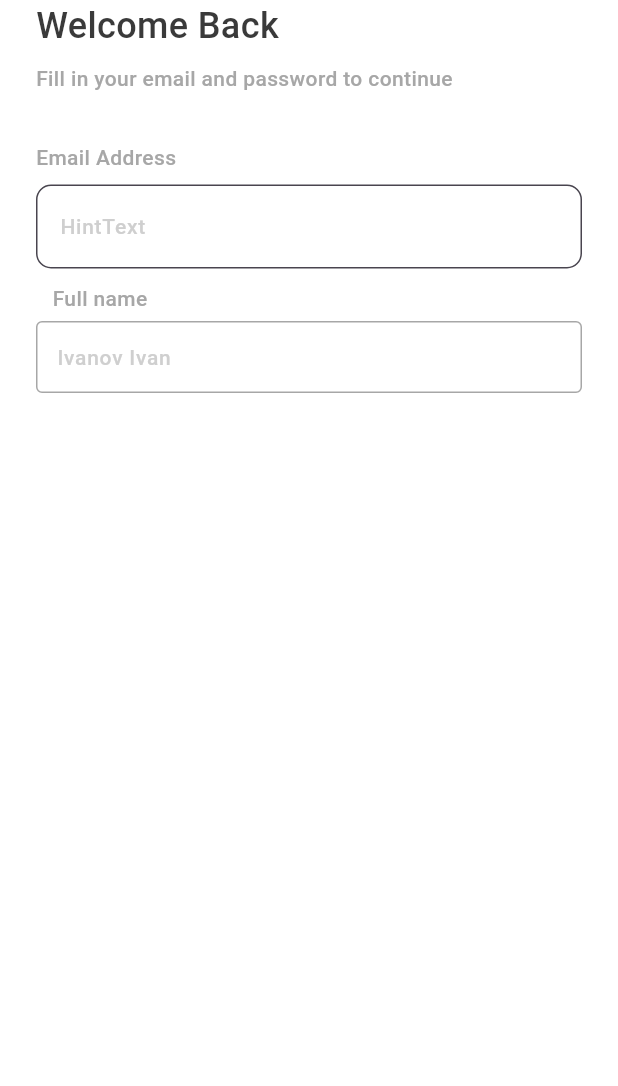
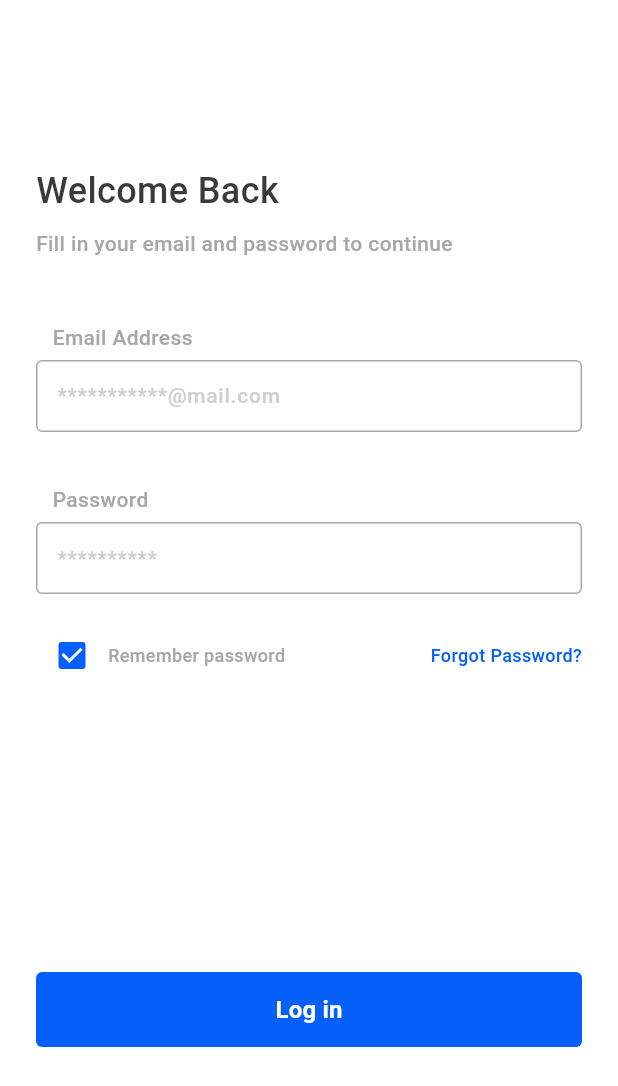
Before and after one commit to DenUP/OECH-APP, a Flutter app: the screen it shows after launch, on a phone screen of 412 x 824 dp. Shown: the top 1086 px of the screen. Run offline on Flutter 3.47's test engine with Material 3 defaults, Android fonts, the light colour scheme and no system bars.

Commit message:
decoration: log in

```diff
--- a/lib/pages/session2/home_page.dart
+++ b/lib/pages/session2/home_page.dart
@@ -23,11 +23,11 @@ class _HomePageState extends State<HomePage> {
         padding: const EdgeInsets.symmetric(horizontal: 24),
         child: SingleChildScrollView(
           child: Container(
-            padding: EdgeInsets.zero,
-            // padding: EdgeInsets.only(top: 110, left: 24, right: 24),
+            padding: EdgeInsets.only(top: 110),
             child: Column(
               mainAxisSize: MainAxisSize.max,
               crossAxisAlignment: CrossAxisAlignment.start,
+              mainAxisAlignment: MainAxisAlignment.start,
               children: [
                 HeaderEmpty(
                   title: 'Welcome Back',
@@ -39,55 +39,94 @@ class _HomePageState extends State<HomePage> {
                 Column(
                   crossAxisAlignment: CrossAxisAlignment.start,
                   children: [
-                    Text(
-                      'Email Address',
-                      textAlign: TextAlign.start,
-                      style: TextStyle(
-                          fontSize: 14,
-                          fontWeight: FontWeight.w500,
-                          color: Color.fromRGBO(167, 167, 167, 1)),
+                    TextInputWioidet(
+                      inputType: TextInputType.text,
+                      controller: TextEditingController(),
+                      textTitle: 'Email Address',
+                      textColor: Color.fromRGBO(167, 167, 167, 1),
+                      textSize: 14,
+                      hintText: '***********@mail.com',
                     ),
                     const SizedBox(
-                      height: 8,
+                      height: 25,
                     ),
-                    TextField(
-                        decoration: InputDecoration(
-                            border: OutlineInputBorder(
-                              borderRadius: BorderRadius.circular(10.0),
-                              borderSide: BorderSide(
-                                color: Color.fromRGBO(207, 207, 207, 1),
-                                width: 1,
-                              ),
-                            ),
-                            focusedBorder: OutlineInputBorder(
-                                borderSide: BorderSide(
-                                    color: Color.fromRGBO(207, 207, 207, 1))),
-                            // labelStyle: TextStyle(
-                            //     color: myFocusNode.hasFocus
-                            //         ? Colors.blue
-                            //         : Colors.yellow),
-                            filled: true,
-                            fillColor: Colors.white,
-                            hintText: 'HintText',
-                            hintStyle: TextStyle(
-                                fontSize: 14,
-                                fontWeight: FontWeight.w500,
-                                color: Color.fromRGBO(207, 207, 207, 1)))),
-                    // TextInputWidget(
-                    //   controller: TextEditingController(),
-                    //   textTitle: 'Full name',
-                    //   textColor: Color.fromRGBO(167, 167, 167, 1),
-                    //   textSize: 14,
-                    //   hintText: 'Ivanov Ivan',
-                    // ),
                     S2TextFieldWidget2(
                       controller: TextEditingController(),
-                      textTitle: 'Full name',
+                      textTitle: 'Password',
                       textTitleColor: Color.fromRGBO(167, 167, 167, 1),
                       textSize: 14,
-                      hintText: 'Ivanov Ivan',
+                      hintText: '**********',
+                      isObsText: true,
                     ),
+                    const SizedBox(
+                      height: 17,
+                    )
                   ],
+                ),
+                Row(
+                  mainAxisSize: MainAxisSize.max,
+                  mainAxisAlignment: MainAxisAlignment.start,
+                  children: [
+                    // Кнопка соглашения
+                    Checkbox(
+                        activeColor: Color.fromRGBO(5, 96, 250, 1),
+                        value: true,
+                        onChanged: (newValue) {
+                          setState(() {
+                            newValue;
+                          });
+                        }),
+                    // Запомнить пароль
+                    const Text(
+                      'Remember password',
+                      style: TextStyle(
+                          color: Color.fromRGBO(167, 167, 167, 1),
+                          fontSize: 12,
+                          fontWeight: FontWeight.w500),
+                    ),
+                    // Забыли пароль
+                    const Spacer(),
+                    InkWell(
+                      onTap: () {
+                        Navigator.pushNamed(context, '/');
+                      },
+                      child: const Text(
+                        'Forgot Password?',
+                        style: TextStyle(
+                            color: Color.fromRGBO(5, 96, 250, 1),
+                            fontSize: 12,
+                            fontWeight: FontWeight.w500),
+                      ),
+                    )
+                  ],
+                ),
+                SizedBox(
+                  height: 187,
+                ),
+                SizedBox(
+                  width: double.infinity,
+                  height: 50,
+                  child: TextButton(
+                    onPressed: () {
+                      Navigator.pushNamed(context, '/onb3');
+                    },
+                    style: ButtonStyle(
+                        backgroundColor: MaterialStatePropertyAll(
+                            Color.fromRGBO(5, 96, 250, 1)),
+                        shape:
+                            MaterialStateProperty.all<RoundedRectangleBorder>(
+                                RoundedRectangleBorder(
+                          borderRadius: BorderRadius.circular(4.0),
+                        ))),
+                    child: const Text(
+                      'Log in',
+                      style: TextStyle(
+                        fontSize: 16,
+                        fontWeight: FontWeight.w700,
+                        color: Colors.white,
+                      ),
+                    ),
+                  ),
                 ),
               ],
             ),
--- a/lib/widgets/session_2/Text_Field_Widget.dart
+++ b/lib/widgets/session_2/Text_Field_Widget.dart
@@ -1,23 +1,24 @@
 import 'package:flutter/material.dart';
 
-class TextInputWidget extends StatelessWidget {
+class TextInputWioidet extends StatelessWidget {
   final String textTitle;
   final String hintText;
+  final Color textColor;
   final double textSize;
-  final Color textColor;
   final bool is0bstext;
   final TextInputType inputType;
   final TextEditingController controller;
 
-  const TextInputWidget(
-      {super.key,
+  const TextInputWioidet({
+    super.key,
     required this.textTitle,
     required this.hintText,
     required this.textSize,
-      this.textColor = const Color.fromRGBO(167, 167, 167, 1),
     this.is0bstext = false,
     this.inputType = TextInputType.text,
-      required this.controller});
+    required this.controller,
+    this.textColor = const Color.fromRGBO(167, 167, 167, 1),
+  });
 
   @override
   Widget build(BuildContext context) {
@@ -28,50 +29,50 @@ class TextInputWidget extends StatelessWidget {
           child: Column(
             children: [
               SizedBox(
-                width: 346,
+                width: 342,
                 child: Text(
                   textTitle,
                   style: TextStyle(
+                    color: textColor,
                     fontSize: 14,
                     fontWeight: FontWeight.w500,
-                      color: textColor),
+                  ),
                 ),
               ),
               const SizedBox(
                 height: 5,
               ),
+            ],
+          ),
+        ),
         TextFormField(
-                autocorrect: false,
+          keyboardType: inputType,
+          // cursorHeight: 500,
+          controller: controller,
           obscureText: is0bstext,
-                controller: controller,
-                keyboardType: inputType,
-                cursorColor: textColor,
+
           style: TextStyle(
+              color: Color.fromRGBO(58, 58, 58, 1),
               fontSize: 14,
-                  fontWeight: FontWeight.w500,
-                  color: Color.fromRGBO(58, 58, 58, 1),
-                ),
+              fontWeight: FontWeight.w500),
           decoration: InputDecoration(
             contentPadding: EdgeInsets.symmetric(horizontal: 10),
             border: InputBorder.none,
-                    fillColor: Colors.transparent,
             enabledBorder: OutlineInputBorder(
-                        borderRadius: BorderRadius.circular(4),
-                        borderSide: BorderSide(color: textColor, width: 1)),
+                borderSide: BorderSide(color: textColor, width: 1),
+                borderRadius: BorderRadius.circular(4)),
             focusedBorder: OutlineInputBorder(
-                      borderRadius: BorderRadius.circular(4),
                 borderSide: BorderSide(color: textColor, width: 1),
-                    ),
-                    filled: true,
+                borderRadius: BorderRadius.circular(4)),
             hintText: hintText,
             hintStyle: TextStyle(
+                color: Color.fromRGBO(207, 207, 207, 1),
                 fontSize: 14,
-                        fontWeight: FontWeight.w500,
-                        color: Color.fromRGBO(207, 207, 207, 1))),
+                fontWeight: FontWeight.w500),
+            fillColor: Colors.transparent,
+            filled: true,
+          ),
         )
-            ],
-          ),
-        ),
       ],
     );
   }
```
Lines whose indentation alone changed are shown as unchanged.
